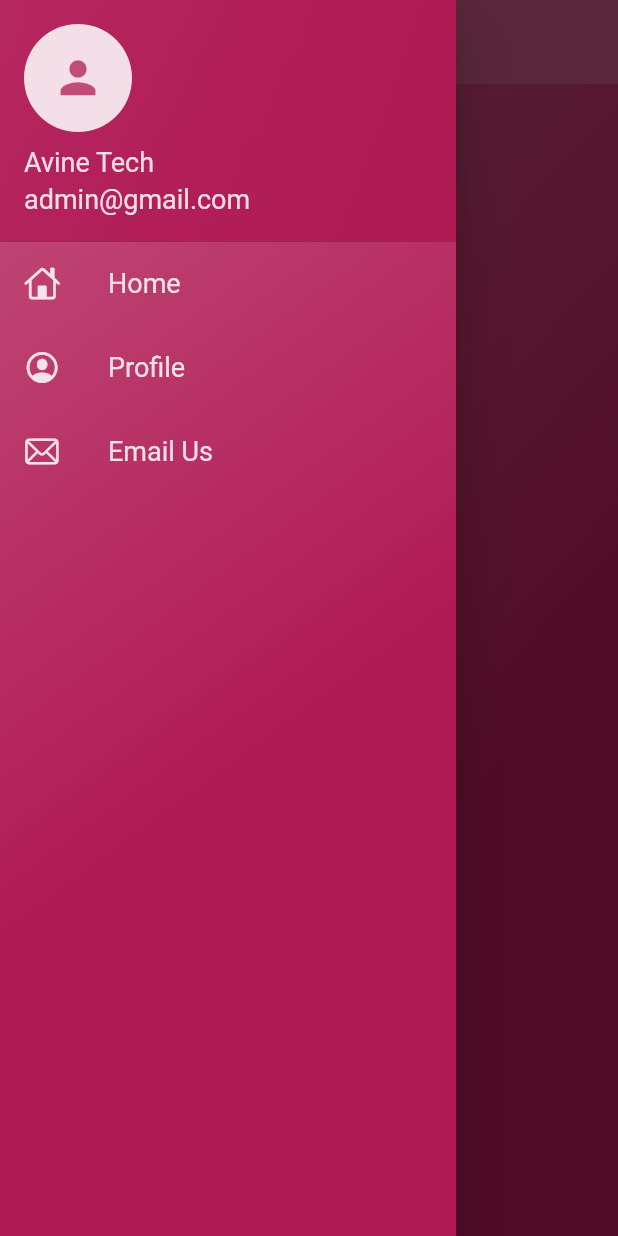
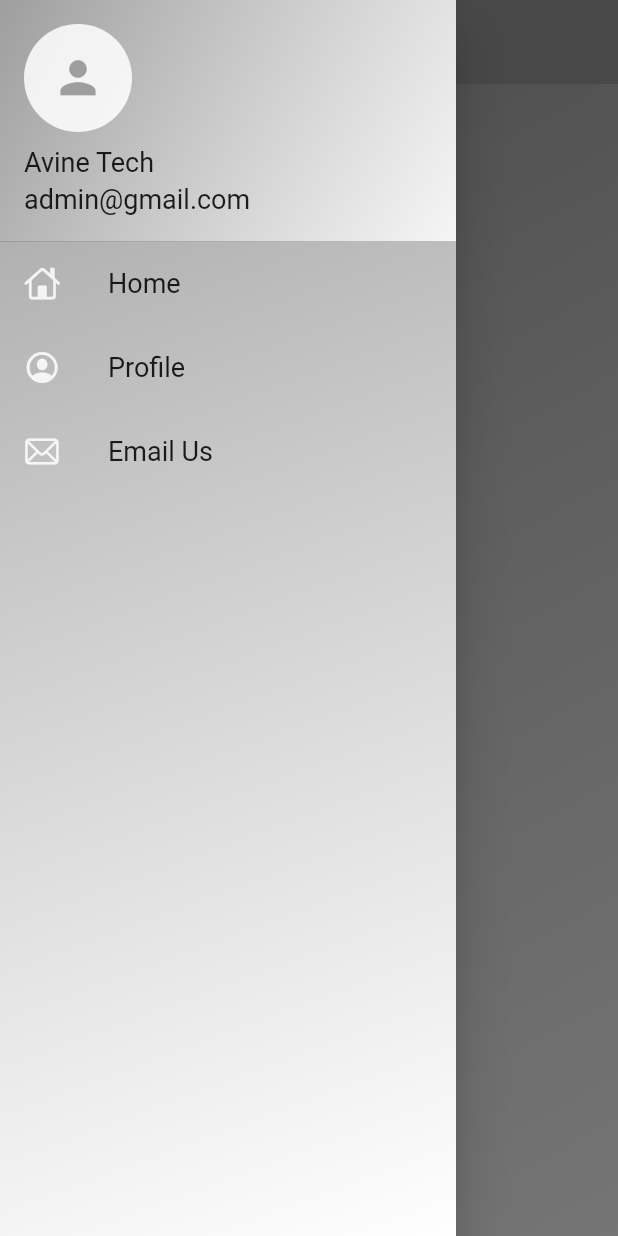
Before and after one commit to muhammadnumanlatif/catalog-app, a Flutter app: the screen it shows after launch, with the side drawer open, on a phone screen of 412 x 824 dp. Run offline on Flutter 3.47's test engine with Material 2 defaults, Android fonts, the phone set to English and light mode, and no system bars; our stand-ins replace google_fonts; Roboto replaces fonts that are missing (Adamina).

Commit message:
17May2021

```diff
--- a/lib/pages/home/home.dart
+++ b/lib/pages/home/home.dart
@@ -9,8 +9,8 @@ class HomePage extends StatelessWidget {
     return Scaffold(
       //*appbar
       appBar: AppBar(
-        backgroundColor: CAColor.dark.withOpacity(0.75),
         elevation: 0,
+        backgroundColor: Colors.grey,
         title: Text(
           'Catalog App',
           style: Theme.of(context).textTheme.headline1,
--- a/lib/utils/constants.dart
+++ b/lib/utils/constants.dart
@@ -3,9 +3,9 @@ import 'package:flutter/material.dart';
 import 'package:google_fonts/google_fonts.dart';
 
 class CAColor {
-  static const secondary = Color(0xffe75480);
-  static const light = Color(0xffff87af);
-  static const dark = Color(0xffb01a54);
+  static const secondary = Colors.blueGrey;
+  static Color light = Colors.grey.shade500;
+  static const dark = Colors.grey;
   static const black = Color(0xff000000);
   static Color white = Color(0xffffffff).withOpacity(0.85);
   static const success = Colors.green;
@@ -22,12 +22,10 @@ class CATheme {
   static ThemeData light(BuildContext context) => ThemeData(
         textTheme: GoogleFonts.adaminaTextTheme().copyWith(
           bodyText1: TextStyle(
-            color: CAColor.white,
             fontSize: 18,
             fontWeight: FontWeight.w400,
           ),
           headline1: TextStyle(
-            color: CAColor.white,
             fontSize: 22,
             fontWeight: FontWeight.w400,
           ),
@@ -37,49 +35,31 @@ class CATheme {
         appBarTheme: AppBarTheme(
           color: CAColor.dark.withOpacity(0.75),
           elevation: 0,
-          iconTheme: IconThemeData(
-            color: CAColor.white,
-          ),
         ),
       );
   static ThemeData dark(BuildContext context) => ThemeData(
         textTheme: GoogleFonts.latoTextTheme(),
         brightness: Brightness.dark,
-        // primaryColor: CAColor.dark,
-        // accentColor: CAColor.secondary,
-        // appBarTheme: AppBarTheme(
-        //   color: CAColor.transparent,
-        //   elevation: 0,
-        //   iconTheme: IconThemeData(
-        //     color: CAColor.dark,
-        //   ),
-        //   textTheme: Theme.of(context).textTheme,
-        // ),
       );
 
   static BoxDecoration gradientData = BoxDecoration(
-    //color: CAColor.dark.withOpacity(0.75),
-    gradient: LinearGradient(
-      colors: [
-        CAColor.dark.withOpacity(0.75),
-        CAColor.dark,
-      ],
-      begin: Alignment.topLeft,
-      end: Alignment.centerRight,
-    ),
-  );
-  static BoxDecoration gradientLogin = BoxDecoration(
-    //color: CAColor.dark.withOpacity(0.75),
     gradient: LinearGradient(
       colors: [
         Colors.grey,
         CAColor.white,
-        //CColor.dark.withOpacity(0.4),
-        //CAColor.dark.withOpacity(0.2),
+      ],
+      begin: Alignment.topLeft,
+      end: Alignment.bottomRight,
+    ),
+  );
+  static BoxDecoration gradientLogin = BoxDecoration(
+    gradient: LinearGradient(
+      colors: [
+        Colors.grey,
+        CAColor.white,
       ],
       begin: Alignment.topRight,
       end: Alignment.bottomLeft,
-
     ),
   );
 }
--- a/lib/utils/drawer.dart
+++ b/lib/utils/drawer.dart
@@ -33,7 +33,7 @@ class CustomDrawer extends StatelessWidget {
                   radius: 25,
                   child: Icon(
                     Icons.person,
-                    color: CAColor.dark.withOpacity(0.75),
+                    color: Colors.grey,
                     size: 35,
                   ),
                   backgroundColor: CAColor.white,
```
Also changed, not shown: lib/pages/auth/login.dart (+0 -13 lines).
